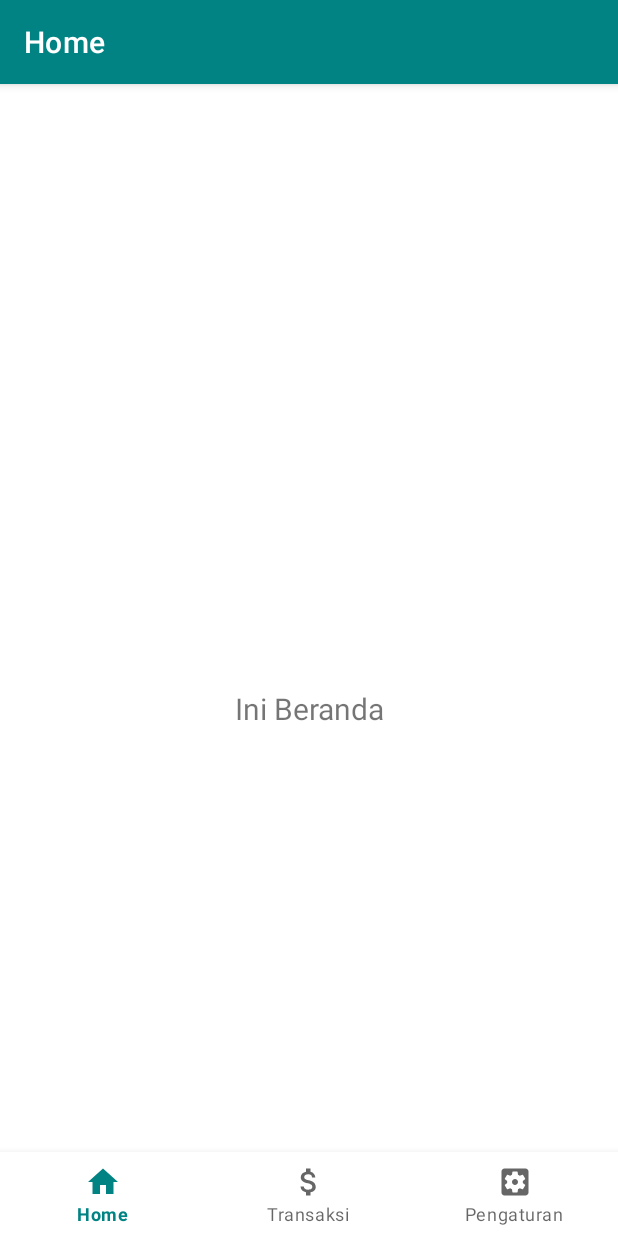
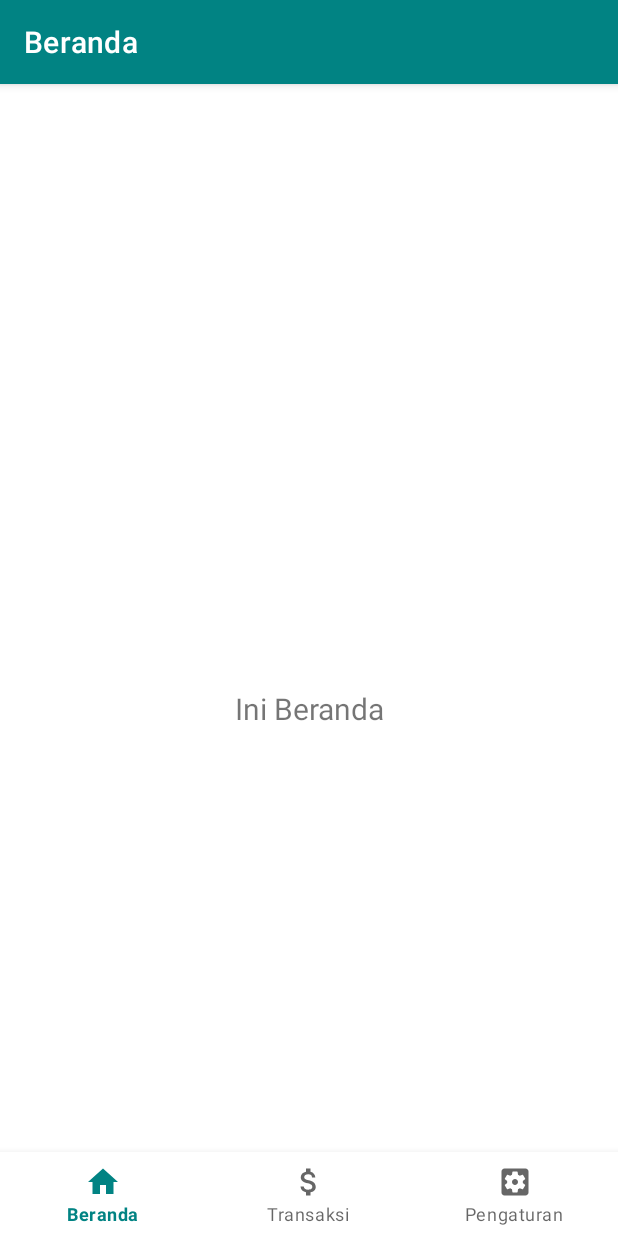
Before and after one commit to dorizx/SelenaApp, an Android app: the screen it shows after launch (MainActivity), on a phone screen of 412 x 824 dp. Run offline under Robolectric (Android 15) with nearby library versions, the phone set to English and light mode, and no system bars; our stand-ins replace navigation-ui.

Commit message:
change title

```diff
--- a/app/src/main/res/values/strings.xml
+++ b/app/src/main/res/values/strings.xml
@@ -1,6 +1,6 @@
 <resources>
     <string name="app_name">SelenaApp</string>
-    <string name="title_home">Home</string>
+    <string name="title_home">Beranda</string>
     <string name="title_transaction">Transaksi</string>
     <string name="title_settings">Pengaturan</string>
     <!-- TODO: Remove or change this placeholder text -->
```
